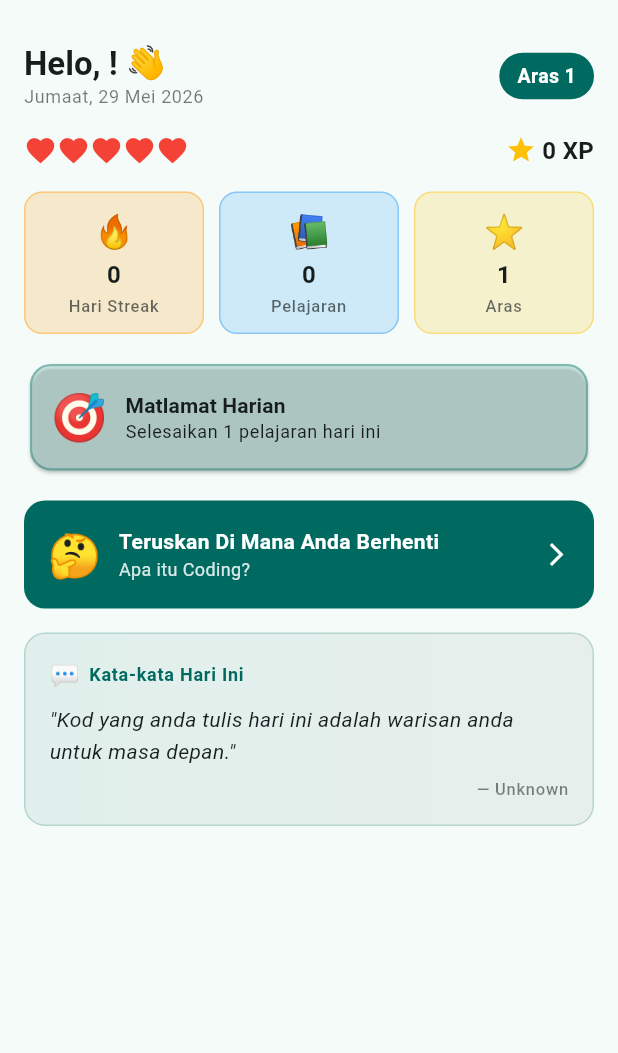
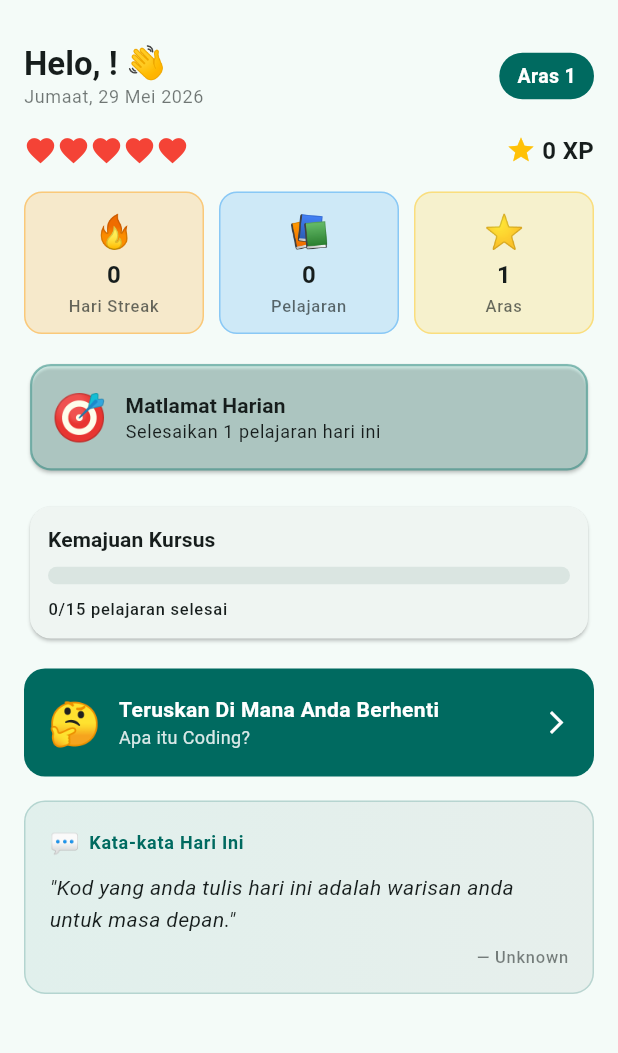
Before and after one commit to wanhazmim/reset30-wanlegacy, a Flutter app: the HomeScreen screen opened directly, on a phone screen of 412 x 824 dp, the part 65-1118 px from its top. Run offline on Flutter 3.47's test engine with Material 3 defaults, Android fonts, the phone set to English and light mode, and no system bars; our stand-ins replace fl_chart, shared_preferences; accounts and stored records are empty.

Commit message:
feat(progress): show overall course progress on Home screen

```diff
--- a/lib/screens/home_screen.dart
+++ b/lib/screens/home_screen.dart
@@ -241,6 +241,43 @@ class HomeScreen extends StatelessWidget {
                 ),
                 const SizedBox(height: 16),
 
+                // Overall course progress
+                Card(
+                  shape: RoundedRectangleBorder(
+                      borderRadius: BorderRadius.circular(14)),
+                  child: Padding(
+                    padding: const EdgeInsets.all(12),
+                    child: Column(
+                      crossAxisAlignment: CrossAxisAlignment.start,
+                      children: [
+                        Text(
+                          isBM ? 'Kemajuan Kursus' : 'Course Progress',
+                          style: theme.textTheme.titleSmall
+                              ?.copyWith(fontWeight: FontWeight.bold),
+                        ),
+                        const SizedBox(height: 8),
+                        ClipRRect(
+                          borderRadius: BorderRadius.circular(8),
+                          child: LinearProgressIndicator(
+                            value: courseProvider.totalLessons() == 0
+                                ? 0
+                                : user.completedLessons.length / courseProvider.totalLessons(),
+                            minHeight: 12,
+                            backgroundColor: theme.colorScheme.surfaceVariant,
+                            valueColor: AlwaysStoppedAnimation<Color>(theme.colorScheme.primary),
+                          ),
+                        ),
+                        const SizedBox(height: 8),
+                        Text(
+                          '${user.completedLessons.length}/${courseProvider.totalLessons()} ${isBM ? 'pelajaran selesai' : 'lessons done'}',
+                          style: theme.textTheme.labelSmall,
+                        ),
+                      ],
+                    ),
+                  ),
+                ),
+                const SizedBox(height: 16),
+
                 // Continue button
                 if (nextLesson != null) ...[
                   Material(
```
